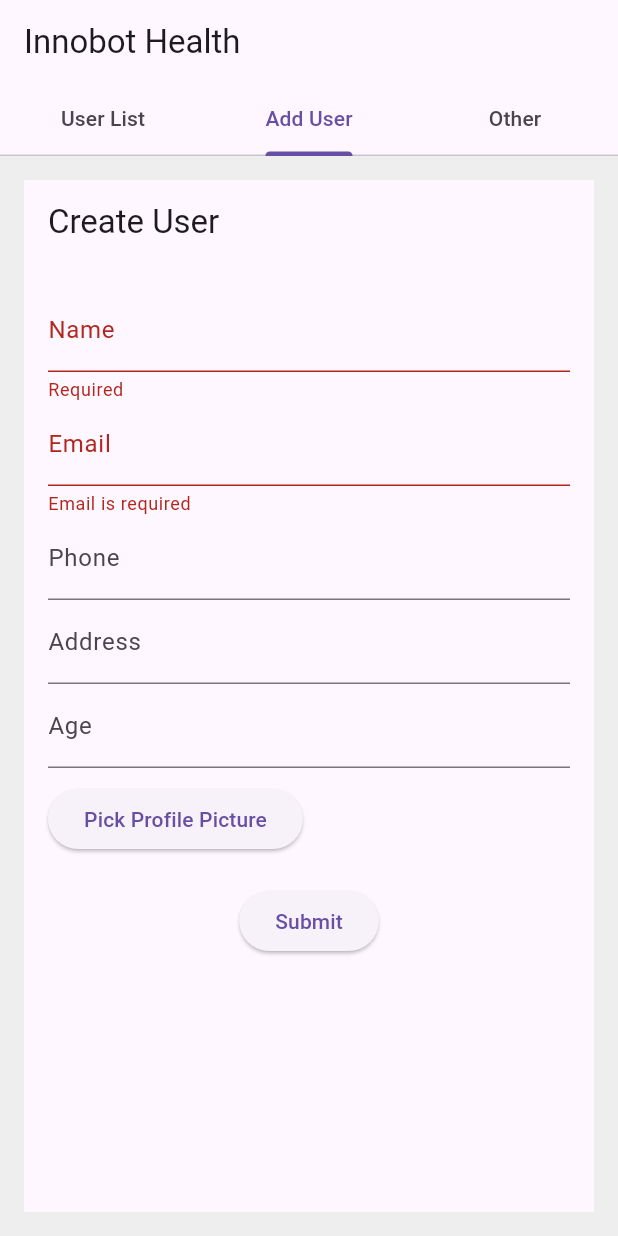
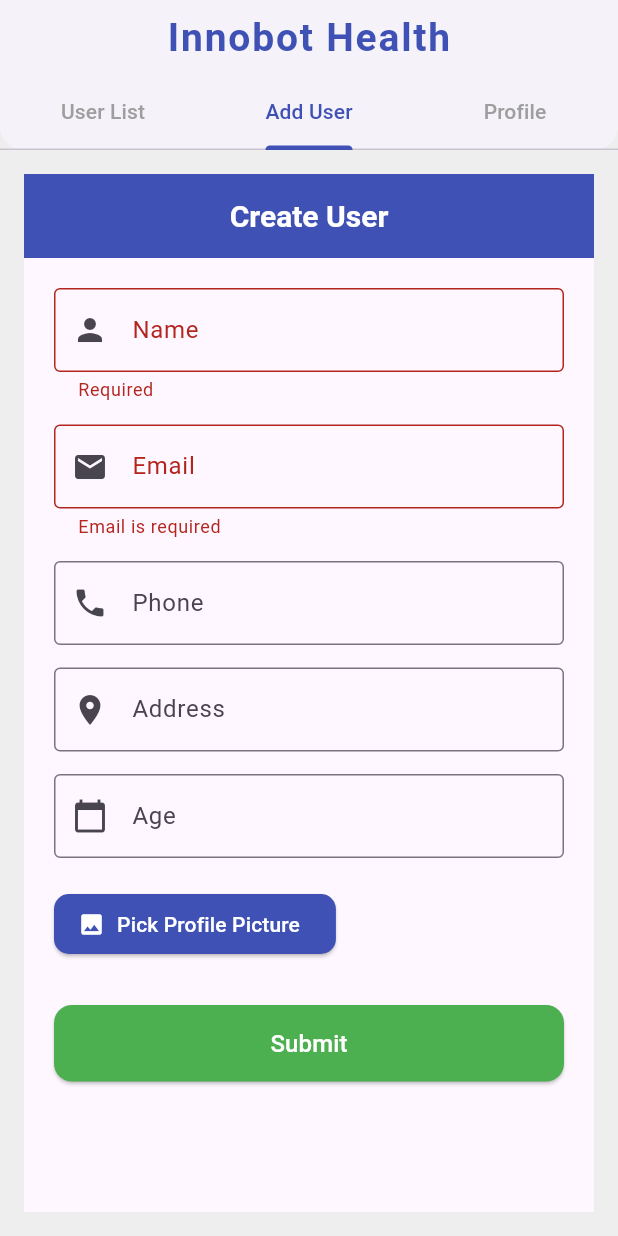
Before and after one commit to Sanjaya-Nuwan/Innobot-web, a Flutter app: the screen it shows after launch, tab 2 chosen, after a tap on "Submit", on a phone screen of 412 x 824 dp. Run offline on Flutter 3.47's test engine with Material 3 defaults, Android fonts, the phone set to English and light mode, and no system bars; our stand-ins replace file_picker, image_picker; network calls fail.

Commit message:
feat/new

```diff
--- a/innobot_web_app/lib/screens/user_form_screen.dart
+++ b/innobot_web_app/lib/screens/user_form_screen.dart
@@ -9,10 +9,12 @@ import '../services/api_service.dart';
 class UserFormScreen extends StatefulWidget {
   final Function onUserCreated;
   final User? existingUser;
+  final TabController tabController;
 
   const UserFormScreen({
     Key? key,
     required this.onUserCreated,
+    required this.tabController,
     this.existingUser,
   }) : super(key: key);
 
@@ -113,6 +115,23 @@ class _UserFormScreenState extends State<UserFormScreen> {
           filePath: imageFile?.path,
           pickedFile: pickedFile,
         );
+
+        // Reset the form
+        _formKey.currentState!.reset();
+        setState(() {
+          imageFile = null;
+          pickedFile = null;
+          name = '';
+          email = '';
+          phone = null;
+          address = null;
+          age = null;
+        });
+
+        // Show success message
+        ScaffoldMessenger.of(context).showSnackBar(
+          const SnackBar(content: Text('User created successfully!')),
+        );
       } else {
         // Update
         if (user.id == null) {
@@ -124,10 +143,15 @@ class _UserFormScreenState extends State<UserFormScreen> {
           filePath: imageFile?.path,
           pickedFile: pickedFile,
         );
+
+        ScaffoldMessenger.of(context).showSnackBar(
+          const SnackBar(content: Text('User updated successfully!')),
+        );
+
+        Navigator.pop(context, resultUser); // only close on update
       }
 
       widget.onUserCreated(resultUser);
-      Navigator.pop(context, resultUser);
     } catch (e) {
       ScaffoldMessenger.of(
         context,
@@ -141,10 +165,16 @@ class _UserFormScreenState extends State<UserFormScreen> {
 
     return Scaffold(
       appBar: AppBar(
-        title: Text(widget.existingUser == null ? 'Create User' : 'Edit User'),
+        title: Text(
+          widget.existingUser == null ? 'Create User' : 'Edit User',
+          style: const TextStyle(fontWeight: FontWeight.bold, fontSize: 20),
+        ),
+        centerTitle: true,
+        backgroundColor: Colors.indigo,
+        foregroundColor: Colors.white,
       ),
       body: Padding(
-        padding: const EdgeInsets.all(16.0),
+        padding: const EdgeInsets.all(20.0),
         child: Form(
           key: _formKey,
           child: SingleChildScrollView(
@@ -152,56 +182,106 @@ class _UserFormScreenState extends State<UserFormScreen> {
               children: [
                 TextFormField(
                   initialValue: name,
-                  decoration: const InputDecoration(labelText: 'Name'),
+                  decoration: const InputDecoration(
+                    labelText: 'Name',
+                    prefixIcon: Icon(Icons.person),
+                    border: OutlineInputBorder(),
+                  ),
                   validator: (value) =>
                       value == null || value.isEmpty ? 'Required' : null,
                   onSaved: (value) => name = value!,
                 ),
+                const SizedBox(height: 15),
                 TextFormField(
                   initialValue: email,
-                  decoration: const InputDecoration(labelText: 'Email'),
+                  decoration: const InputDecoration(
+                    labelText: 'Email',
+                    prefixIcon: Icon(Icons.email),
+                    border: OutlineInputBorder(),
+                  ),
                   validator: _validateEmail,
                   onSaved: (value) => email = value!,
                 ),
+                const SizedBox(height: 15),
                 TextFormField(
                   initialValue: phone,
-                  decoration: const InputDecoration(labelText: 'Phone'),
+                  decoration: const InputDecoration(
+                    labelText: 'Phone',
+                    prefixIcon: Icon(Icons.phone),
+                    border: OutlineInputBorder(),
+                  ),
                   keyboardType: TextInputType.phone,
                   validator: _validatePhone,
                   onSaved: (value) => phone = value,
                 ),
+                const SizedBox(height: 15),
                 TextFormField(
                   initialValue: address,
-                  decoration: const InputDecoration(labelText: 'Address'),
+                  decoration: const InputDecoration(
+                    labelText: 'Address',
+                    prefixIcon: Icon(Icons.location_on),
+                    border: OutlineInputBorder(),
+                  ),
                   onSaved: (value) => address = value,
                 ),
+                const SizedBox(height: 15),
                 TextFormField(
                   initialValue: age != null ? age.toString() : '',
-                  decoration: const InputDecoration(labelText: 'Age'),
+                  decoration: const InputDecoration(
+                    labelText: 'Age',
+                    prefixIcon: Icon(Icons.calendar_today),
+                    border: OutlineInputBorder(),
+                  ),
                   keyboardType: TextInputType.number,
                   validator: _validateAge,
                   onSaved: (value) =>
                       age = value!.isEmpty ? null : int.tryParse(value),
                 ),
-                const SizedBox(height: 10),
+                const SizedBox(height: 20),
                 Row(
                   children: [
-                    ElevatedButton(
+                    ElevatedButton.icon(
                       onPressed: _pickImage,
-                      child: const Text('Pick Profile Picture'),
+                      icon: const Icon(Icons.image),
+                      label: const Text('Pick Profile Picture'),
+                      style: ElevatedButton.styleFrom(
+                        backgroundColor: Colors.indigo,
+                        foregroundColor: Colors.white,
+                        shape: RoundedRectangleBorder(
+                          borderRadius: BorderRadius.circular(10),
+                        ),
+                      ),
                     ),
-                    const SizedBox(width: 10),
+                    const SizedBox(width: 12),
                     if (hasImageSelected)
-                      const Text('Image selected')
+                      const Text(
+                        'Image selected',
+                        style: TextStyle(fontStyle: FontStyle.italic),
+                      )
                     else if (widget.existingUser?.profilePicture != null)
-                      const Text('Current image exists'),
+                      const Text(
+                        'Using current image',
+                        style: TextStyle(fontStyle: FontStyle.italic),
+                      ),
                   ],
                 ),
-                const SizedBox(height: 20),
-                ElevatedButton(
-                  onPressed: _submitForm,
-                  child: Text(
-                    widget.existingUser == null ? 'Submit' : 'Update',
+                const SizedBox(height: 30),
+                SizedBox(
+                  width: double.infinity,
+                  child: ElevatedButton(
+                    onPressed: _submitForm,
+                    style: ElevatedButton.styleFrom(
+                      backgroundColor: Colors.green,
+                      foregroundColor: Colors.white,
+                      padding: const EdgeInsets.symmetric(vertical: 14),
+                      shape: RoundedRectangleBorder(
+                        borderRadius: BorderRadius.circular(12),
+                      ),
+                    ),
+                    child: Text(
+                      widget.existingUser == null ? 'Submit' : 'Update',
+                      style: const TextStyle(fontSize: 16),
+                    ),
                   ),
                 ),
               ],
--- a/innobot_web_app/lib/screens/user_list_screen.dart
+++ b/innobot_web_app/lib/screens/user_list_screen.dart
@@ -1,4 +1,3 @@
-// lib/screens/user_list_screen.dart
 import 'package:flutter/material.dart';
 import '../models/user.dart';
 import '../services/api_service.dart';
@@ -104,7 +103,7 @@ class _UserListScreenState extends State<UserListScreen>
               const Text("Users per page: "),
               DropdownButton<int>(
                 value: _limit,
-                items: const [5, 10, 15, 20]
+                items: const [5, 10]
                     .map((e) => DropdownMenuItem(value: e, child: Text("$e")))
                     .toList(),
                 onChanged: (value) {
@@ -173,6 +172,7 @@ class _UserListScreenState extends State<UserListScreen>
                                             existingUser: user,
                                             onUserCreated:
                                                 _handleUserCreatedOrUpdated,
+                                            tabController: _tabController,
                                           ),
                                         ),
                                       );
@@ -232,34 +232,66 @@ class _UserListScreenState extends State<UserListScreen>
       length: 3,
       child: Scaffold(
         backgroundColor: Colors.grey[200],
-        appBar: AppBar(
-          title: const Text('Innobot Health'),
-          bottom: const TabBar(
-            tabs: [
-              Tab(text: 'User List'),
-              Tab(text: 'Add User'),
-              Tab(text: 'Other'),
-            ],
+        appBar: PreferredSize(
+          preferredSize: const Size.fromHeight(100),
+          child: AppBar(
+            backgroundColor: Colors.white,
+            elevation: 2,
+            centerTitle: true,
+            shape: const RoundedRectangleBorder(
+              borderRadius: BorderRadius.vertical(bottom: Radius.circular(16)),
+            ),
+            title: const Text(
+              'Innobot Health',
+              style: TextStyle(
+                fontSize: 26,
+                fontWeight: FontWeight.w700,
+                letterSpacing: 1.2,
+                color: Colors.indigo,
+              ),
+            ),
+            bottom: const PreferredSize(
+              preferredSize: Size.fromHeight(48),
+              child: TabBar(
+                indicatorColor: Colors.indigo,
+                labelColor: Colors.indigo,
+                unselectedLabelColor: Colors.grey,
+                indicatorWeight: 3,
+                tabs: [
+                  Tab(text: 'User List'),
+                  Tab(text: 'Add User'),
+                  Tab(text: 'Profile'),
+                ],
+              ),
+            ),
           ),
         ),
+
         body: TabBarView(
           children: [
             Column(
               children: [
                 Expanded(child: _buildUserTable()),
                 Container(
-                  padding: const EdgeInsets.symmetric(vertical: 8.0),
+                  padding: const EdgeInsets.symmetric(vertical: 12.0),
                   child: Row(
                     mainAxisAlignment: MainAxisAlignment.center,
                     children: [
-                      IconButton(
+                      OutlinedButton.icon(
                         onPressed: _page == 0 ? null : _prevPage,
                         icon: const Icon(Icons.arrow_back),
+                        label: const Text('Previous'),
                       ),
-                      Text('Page ${(_page + 1).toString()}'),
-                      IconButton(
+                      const SizedBox(width: 20),
+                      Text(
+                        'Page ${_page + 1}',
+                        style: const TextStyle(fontWeight: FontWeight.bold),
+                      ),
+                      const SizedBox(width: 20),
+                      OutlinedButton.icon(
                         onPressed: users.length < _limit ? null : _nextPage,
                         icon: const Icon(Icons.arrow_forward),
+                        label: const Text('Next'),
                       ),
                     ],
                   ),
@@ -268,7 +300,10 @@ class _UserListScreenState extends State<UserListScreen>
             ),
             Padding(
               padding: const EdgeInsets.all(16.0),
-              child: UserFormScreen(onUserCreated: _handleUserCreatedOrUpdated),
+              child: UserFormScreen(
+                onUserCreated: _handleUserCreatedOrUpdated,
+                tabController: _tabController,
+              ),
             ),
             const Center(child: Text('Other content goes here.')),
           ],
--- a/innobot_web_app/lib/services/api_service.dart
+++ b/innobot_web_app/lib/services/api_service.dart
@@ -1,4 +1,3 @@
-// lib/services/api_service.dart
 import 'dart:convert';
 import 'package:http/http.dart' as http;
 import 'package:http_parser/http_parser.dart';
```
